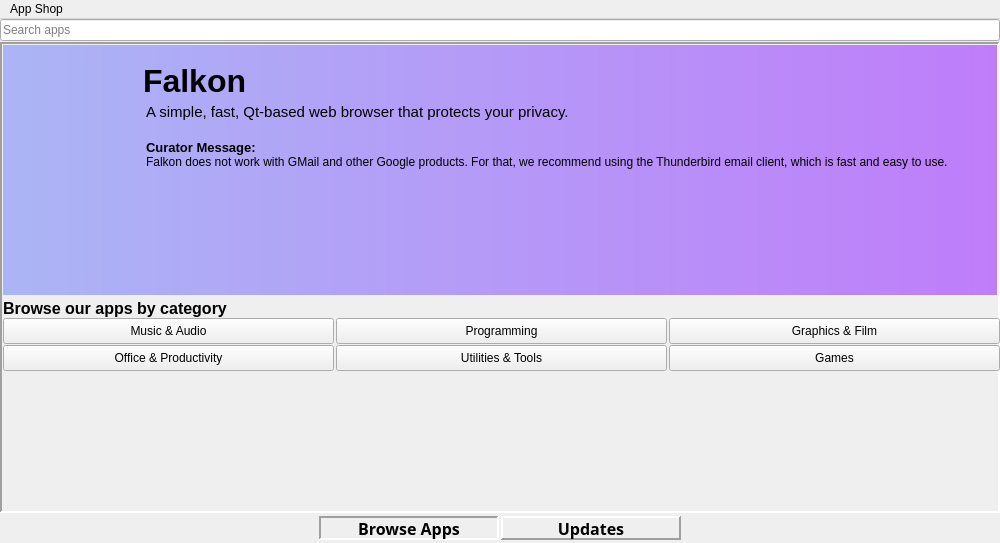
This is form.ui in kettle-7/AppShop as Qt 5 draws it before an edit. The edited form follows.
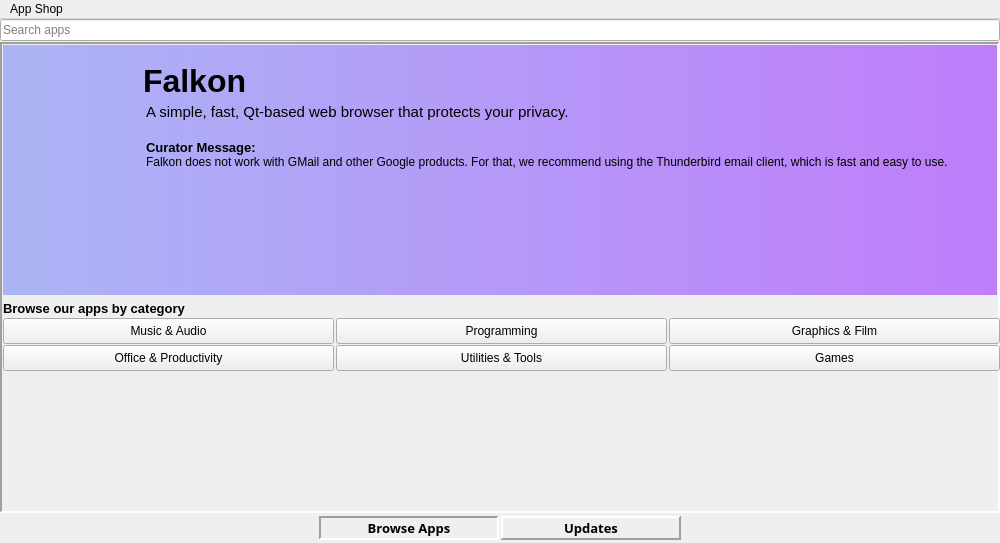
This is the edited form. Icons and pictures are not drawn.

```diff
--- a/form.ui
+++ b/form.ui
@@ -159,7 +159,7 @@
      </property>
      <property name="font">
       <font>
-       <pointsize>12</pointsize>
+       <pointsize>10</pointsize>
        <weight>75</weight>
        <bold>true</bold>
       </font>
@@ -277,7 +277,7 @@
      <property name="font">
       <font>
        <family>Sans Serif</family>
-       <pointsize>12</pointsize>
+       <pointsize>10</pointsize>
        <weight>75</weight>
        <bold>true</bold>
       </font>
@@ -320,7 +320,7 @@
      <property name="font">
       <font>
        <family>Sans Serif</family>
-       <pointsize>12</pointsize>
+       <pointsize>10</pointsize>
        <weight>75</weight>
        <bold>true</bold>
       </font>
```
Left out of the diff: 2 changed lines with no effect on the pictures.
